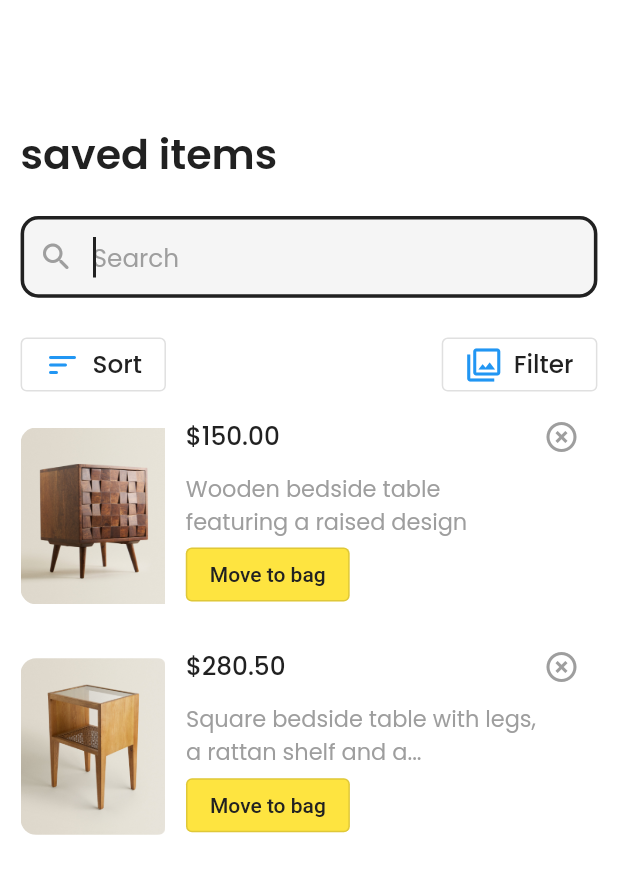
After one commit to panchaniurvisha/ulmo_e_commerce, a Flutter app: the screen it shows after launch, on a phone screen of 412 x 824 dp. The commit adds this screen. Shown: the top 874 px of the screen. Run offline on Flutter 3.47's test engine with Material 2 defaults, Android fonts, the phone set to English and light mode, and no system bars; our stand-ins replace cloud_firestore, firebase_auth, firebase_core, firebase_storage, fluttertoast, google_sign_in and 2 more; accounts and stored records are empty.

Commit message:
"10/7/2023"

```diff
--- a/lib/main.dart
+++ b/lib/main.dart
@@ -1,7 +1,7 @@
 import 'package:firebase_core/firebase_core.dart';
 import 'package:flutter/material.dart';
 import 'package:ulmo_e_commerce_app/res/constant/app_colors.dart';
-import 'package:ulmo_e_commerce_app/view/account_screen.dart';
+import 'package:ulmo_e_commerce_app/view/saved_items_screen.dart';
 
 void main() async {
   WidgetsFlutterBinding.ensureInitialized();
@@ -22,6 +22,6 @@ class MyApp extends StatelessWidget {
           primarySwatch: Colors.blue,
         ),
         debugShowCheckedModeBanner: false,
-        home: const AccountScreen());
+        home: const SavedItemsScreen());
   }
 }
--- a/lib/res/common/app_outline_button.dart
+++ b/lib/res/common/app_outline_button.dart
@@ -4,14 +4,18 @@ import '../constant/app_colors.dart';
 
 class AppOutlineButton extends StatelessWidget {
   final String? text;
-  const AppOutlineButton({Key? key, required this.text}) : super(key: key);
+  final Color? color;
+  const AppOutlineButton({Key? key, required this.text, this.color})
+      : super(key: key);
 
   @override
   Widget build(BuildContext context) {
     return OutlinedButton(
+      style: ButtonStyle(
+          backgroundColor: MaterialStateProperty.all(AppColors.lightYellowTwo)),
       child: Text(
         text!,
-        style: const TextStyle(color: AppColors.black),
+        style: TextStyle(color: AppColors.black),
       ),
       onPressed: () {},
     );
--- /dev/null
+++ b/lib/res/common/app_sort_filter_button.dart
@@ -0,0 +1,40 @@
+import 'package:flutter/material.dart';
+import 'package:ulmo_e_commerce_app/res/common/app_text.dart';
+import 'package:ulmo_e_commerce_app/res/constant/app_string.dart';
+
+class AppSortFilterButton extends StatelessWidget {
+  const AppSortFilterButton({super.key});
+
+  @override
+  Widget build(BuildContext context) {
+    return Row(
+      mainAxisAlignment: MainAxisAlignment.spaceBetween,
+      children: [
+        OutlinedButton.icon(
+            // <-- OutlinedButton
+            onPressed: () {},
+            icon: Icon(
+              Icons.sort_rounded,
+              size: 24.0,
+            ),
+            label: AppText(
+              text: AppString.sort,
+              fontWeight: FontWeight.w500,
+            )),
+        OutlinedButton.icon(
+          // <-- OutlinedButton
+          onPressed: () {},
+
+          label: AppText(
+            text: AppString.filterButton,
+            fontWeight: FontWeight.w500,
+          ),
+          icon: Icon(
+            Icons.filter,
+            size: 24.0,
+          ),
+        )
+      ],
+    );
+  }
+}
--- a/lib/res/constant/app_images.dart
+++ b/lib/res/constant/app_images.dart
@@ -65,4 +65,7 @@ class AppImages {
   //login Screen
   static const String googleLogo = "${basePath}google_logo.png";
   static const String phoneLogo = "${basePath}phone_logo.png";
+
+  ///Bag Screen
+  static const String squareTable = "${basePath}square_table.png";
 }
--- a/lib/res/constant/app_string.dart
+++ b/lib/res/constant/app_string.dart
@@ -1,6 +1,7 @@
 class AppString {
   //globally string
   static const appFontFamily = "Poppins";
+  static const savedItems = "saved items";
 
   ///key of  categories screen
   static const image = "image";
@@ -168,7 +169,7 @@ class AppString {
   static const shopping = "Start shopping";
 
   //bag Screen
-  static const aboutTable = "Wooden bedside table featuring \na raised design";
+  static const aboutTable = "Wooden bedside table \nfeaturing a raised design";
   static const zero = "0";
   static const two = "2";
   static const dollarPrice = "\$280.50";
@@ -252,7 +253,7 @@ class AppString {
   static const phoneButton = "Continue with phone";
 
   //Saved Items Empty Screen
-  static const savedItems = "saved items";
+
   static const nothingSave = "nothing saved...";
   static const startSaving = "... no worries. Start saving as you shop";
   static const clickLittleText = " by clicking the little heart";
@@ -299,4 +300,9 @@ class AppString {
   static const notifications = "Notifications";
   static const termsAndConditions = "Terms and Conditions";
   static const $usd = "\$ USD";
+
+  ///Saved Items screen--------------->
+  static const moveToBag = "Move to bag";
+  static const sort = "Sort";
+  static const filterButton = "Filter";
 }
--- a/lib/utils/routes/app_routes.dart
+++ b/lib/utils/routes/app_routes.dart
@@ -26,6 +26,7 @@ import '../../view/product_page.dart';
 import '../../view/remove_items_screen.dart';
 import '../../view/review_screen.dart';
 import '../../view/saved_items_empty_screen.dart';
+import '../../view/saved_items_screen.dart';
 import '../../view/setting_screen.dart';
 import '../../view/sign_up_page/sign_up_screen.dart';
 import '../../view/sort_screen.dart';
@@ -69,4 +70,5 @@ Map<String, WidgetBuilder> appRoutes = {
   RoutesName.addressScreen: (context) => const AddressScreen(),
   RoutesName.savedItemsEmptyScreen: (context) => const SavedItemsEmptyScreen(),
   RoutesName.settingScreen: (context) => const SettingScreen(),
+  RoutesName.savedItemsScreen: (context) => const SavedItemsScreen(),
 };
--- a/lib/utils/routes/routes_name.dart
+++ b/lib/utils/routes/routes_name.dart
@@ -31,4 +31,5 @@ class RoutesName {
   static String addressScreen = "/AddressScreen";
   static String savedItemsEmptyScreen = "/SavedItemsEmptyScreen";
   static String settingScreen = "/SettingScreen";
+  static String savedItemsScreen = "/SavedItemsScreen";
 }
--- a/lib/view/address_book_screen.dart
+++ b/lib/view/address_book_screen.dart
@@ -70,7 +70,7 @@ class _AddressBookScreenState extends State<AddressBookScreen> {
                                     color: AppColors.gray,
                                     fontSize: height / 60),
                                 AppText(
-                                    text: "PostCode :$postCode,",
+                                    text: ",PostCode :$postCode,",
                                     color: AppColors.gray,
                                     fontSize: height / 60),
                               ],
--- a/lib/view/address_screen.dart
+++ b/lib/view/address_screen.dart
@@ -35,9 +35,6 @@ class _AddressScreenState extends State<AddressScreen> {
     // TODO: implement initState
     super.initState();
     user = firebaseAuth.currentUser;
-    if (user != null) {
-      saveLocationToFireStore();
-    }
   }
 
   @override
--- a/lib/view/beg_screen.dart
+++ b/lib/view/beg_screen.dart
@@ -124,7 +124,7 @@ class _BegScreenState extends State<BegScreen> {
                           bottomLeft: Radius.circular(width / 40),
                           topLeft: Radius.circular(width / 40),
                         ),
-                        child: Image.asset(AppImages.bedSideTable,
+                        child: Image.asset(AppImages.squareTable,
                             height: height / 7)),
                     SizedBox(
                       width: width / 30,
--- a/lib/view/saved_items_empty_screen.dart
+++ b/lib/view/saved_items_empty_screen.dart
@@ -22,7 +22,7 @@ class _SavedItemsEmptyScreenState extends State<SavedItemsEmptyScreen> {
       child: Scaffold(
         body: Padding(
           padding: EdgeInsets.symmetric(
-              horizontal: width / 20, vertical: height / 20),
+              horizontal: width / 20, vertical: height / 10),
           child: Column(
             children: [
               Align(
--- /dev/null
+++ b/lib/view/saved_items_screen.dart
@@ -0,0 +1,137 @@
+import 'package:flutter/material.dart';
+import 'package:ulmo_e_commerce_app/res/common/app_outline_button.dart';
+import 'package:ulmo_e_commerce_app/res/common/app_sort_filter_button.dart';
+import 'package:ulmo_e_commerce_app/res/common/search_bar.dart';
+
+import '../res/common/app_text.dart';
+import '../res/constant/app_colors.dart';
+import '../res/constant/app_images.dart';
+import '../res/constant/app_string.dart';
+
+class SavedItemsScreen extends StatefulWidget {
+  const SavedItemsScreen({super.key});
+
+  @override
+  State<SavedItemsScreen> createState() => _SavedItemsScreenState();
+}
+
+class _SavedItemsScreenState extends State<SavedItemsScreen> {
+  @override
+  Widget build(BuildContext context) {
+    double height = MediaQuery.of(context).size.height;
+    double width = MediaQuery.of(context).size.width;
+    return Scaffold(
+      body: Padding(
+        padding:
+            EdgeInsets.symmetric(horizontal: width / 30, vertical: height / 10),
+        child: Column(
+          crossAxisAlignment: CrossAxisAlignment.start,
+          children: [
+            AppText(
+                text: AppString.savedItems,
+                fontWeight: FontWeight.w600,
+                fontSize: height / 30),
+            const AppSearchBar(),
+            AppSortFilterButton(),
+            Row(
+              children: [
+                ClipRRect(
+                    borderRadius: BorderRadius.only(
+                      bottomLeft: Radius.circular(width / 40),
+                      topLeft: Radius.circular(width / 40),
+                    ),
+                    child: Image.asset(AppImages.bedSideTable,
+                        height: height / 7)),
+                SizedBox(
+                  width: width / 30,
+                ),
+                Expanded(
+                  child: Padding(
+                    padding: EdgeInsets.only(bottom: height / 60),
+                    child: Column(
+                      crossAxisAlignment: CrossAxisAlignment.start,
+                      children: [
+                        Row(
+                          mainAxisAlignment: MainAxisAlignment.spaceBetween,
+                          children: [
+                            const AppText(
+                              text: AppString.price,
+                              fontWeight: FontWeight.w500,
+                            ),
+                            IconButton(
+                              onPressed: () {},
+                              icon: const Icon(
+                                Icons.highlight_off,
+                                color: AppColors.gray,
+                              ),
+                            ),
+                          ],
+                        ),
+                        AppText(
+                          text: AppString.aboutTable,
+                          color: AppColors.gray,
+                          fontSize: height / 55,
+                        ),
+                        const AppOutlineButton(
+                          text: AppString.moveToBag,
+                        )
+                      ],
+                    ),
+                  ),
+                ),
+              ],
+            ),
+            Row(
+              children: [
+                ClipRRect(
+                    borderRadius: BorderRadius.only(
+                      bottomLeft: Radius.circular(width / 40),
+                      topLeft: Radius.circular(width / 40),
+                    ),
+                    child:
+                        Image.asset(AppImages.squareTable, height: height / 7)),
+                SizedBox(
+                  width: width / 30,
+                ),
+                Expanded(
+                  child: Padding(
+                    padding: EdgeInsets.only(bottom: height / 60),
+                    child: Column(
+                      crossAxisAlignment: CrossAxisAlignment.start,
+                      children: [
+                        Row(
+                          mainAxisAlignment: MainAxisAlignment.spaceBetween,
+                          children: [
+                            const AppText(
+                              text: AppString.dollarPrice,
+                              fontWeight: FontWeight.w500,
+                            ),
+                            IconButton(
+                              onPressed: () {},
+                              icon: const Icon(
+                                Icons.highlight_off,
+                                color: AppColors.gray,
+                              ),
+                            ),
+                          ],
+                        ),
+                        AppText(
+                          text: AppString.aboutBedSideTable,
+                          color: AppColors.gray,
+                          fontSize: height / 55,
+                        ),
+                        AppOutlineButton(
+                          text: AppString.moveToBag,
+                        )
+                      ],
+                    ),
+                  ),
+                ),
+              ],
+            ),
+          ],
+        ),
+      ),
+    );
+  }
+}
--- a/lib/view/setting_screen.dart
+++ b/lib/view/setting_screen.dart
@@ -1,8 +1,11 @@
+import 'package:cloud_firestore/cloud_firestore.dart';
+import 'package:firebase_auth/firebase_auth.dart';
 import 'package:flutter/cupertino.dart';
 import 'package:flutter/material.dart';
 import 'package:ulmo_e_commerce_app/res/common/app_text.dart';
 import 'package:ulmo_e_commerce_app/res/constant/app_colors.dart';
 
+import '../model/first_screen_model.dart';
 import '../res/common/row_app_bar.dart';
 import '../res/constant/app_string.dart';
 
@@ -24,6 +27,16 @@ class _SettingScreenState extends State<SettingScreen> {
     {AppString.key: AppString.termsAndConditions, AppString.name: ""}
   ];
   bool switchValue = false;
+  FirebaseAuth firebaseAuth = FirebaseAuth.instance;
+  FirebaseFirestore firebaseFireStore = FirebaseFirestore.instance;
+
+  @override
+  void initState() {
+    // TODO: implement initState
+    getUser();
+    super.initState();
+  }
+
   @override
   Widget build(BuildContext context) {
     double height = MediaQuery.of(context).size.height;
@@ -35,20 +48,34 @@ class _SettingScreenState extends State<SettingScreen> {
             const RowAppBar(
               text: AppString.settings,
             ),
-            ListView.builder(
+            FutureBuilder<Map<String, dynamic>>(
+                future: getUser(),
+                builder: (context, snapshot) {
+                  if (snapshot.connectionState == ConnectionState.waiting) {
+                    return const CircularProgressIndicator();
+                  }
+                  if (snapshot.hasError) {
+                    return const Text('Failed to fetch user data');
+                  }
+                  Map<String, dynamic>? userData = snapshot.data;
+                  String country = userData?['country'] ?? '';
+                  return ListView.builder(
                     itemBuilder: (context, index) => Padding(
-                padding: EdgeInsets.symmetric(vertical: height / 40, horizontal: width / 20),
+                      padding: EdgeInsets.symmetric(
+                          vertical: height / 40, horizontal: width / 20),
                       child: Row(
                         mainAxisAlignment: MainAxisAlignment.spaceBetween,
                         children: [
                           AppText(text: data[index][AppString.key]),
-                    index == 0 || index == 1
+                          index == 0
+                              ? AppText(text: country)
+                              : index == 1
                                   ? AppText(text: data[index][AppString.name])
                                   : index == 2
                                       ? CupertinoSwitch(
                                           value: switchValue,
                                           trackColor: AppColors.white,
-                                activeColor: AppColors.redColor,
+                                          activeColor: AppColors.grayWhite,
                                           thumbColor: AppColors.skyWhite70,
                                           onChanged: (value) {
                                             debugPrint("value---->$value");
@@ -64,10 +91,21 @@ class _SettingScreenState extends State<SettingScreen> {
                     shrinkWrap: true,
                     physics: const NeverScrollableScrollPhysics(),
                     itemCount: data.length,
-            ),
+                  );
+                })
           ],
         ),
       ),
     );
   }
+
+  Future<Map<String, dynamic>> getUser() async {
+    CollectionReference users = firebaseFireStore.collection('user');
+    DocumentSnapshot documentSnapshot =
+        await users.doc(firebaseAuth.currentUser!.uid).get();
+    Map<String, dynamic> userData =
+        documentSnapshot.data() as Map<String, dynamic>;
+    AccountModel userModel = AccountModel.fromJson(userData);
+    return userData;
   }
+}
```
Lines whose indentation alone changed are shown as unchanged.
